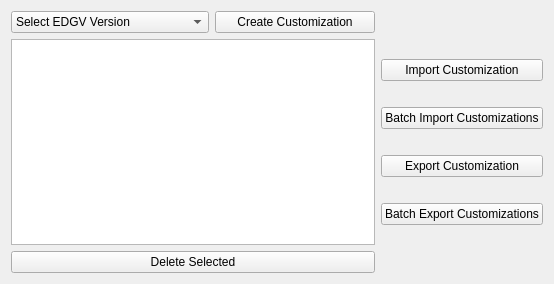
This is CustomWidgets/customizationManagerWidget.ui in dsgoficial/DsgTools as Qt 5 draws it before an edit. The edited form follows.
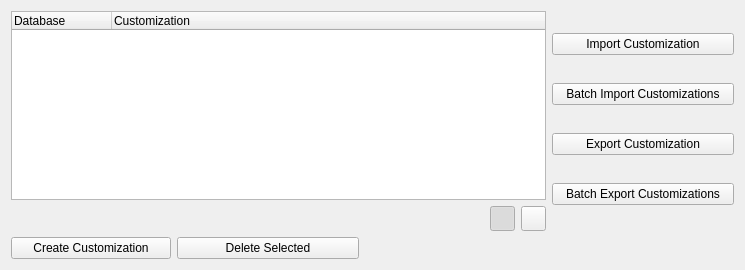
This is the edited form. Icons and pictures are not drawn.

The edit to the form file:
```diff
--- a/CustomWidgets/customizationManagerWidget.ui
+++ b/CustomWidgets/customizationManagerWidget.ui
@@ -6,8 +6,8 @@
    <rect>
     <x>0</x>
     <y>0</y>
-    <width>554</width>
-    <height>284</height>
+    <width>745</width>
+    <height>270</height>
    </rect>
   </property>
   <property name="sizePolicy">
@@ -19,73 +19,137 @@
   <property name="windowTitle">
    <string>Form</string>
   </property>
-  <layout class="QGridLayout" name="gridLayout">
-   <item row="0" column="0">
-    <layout class="QHBoxLayout" name="horizontalLayout_3">
-     <item>
-      <widget class="QComboBox" name="versionSelectionComboBox">
-       <item>
+  <layout class="QGridLayout" name="gridLayout_2">
+   <item row="0" column="0" colspan="3">
+    <layout class="QGridLayout" name="gridLayout">
+     <item row="0" column="0" colspan="2">
+      <widget class="QTreeWidget" name="permissionTreeWidget">
+       <property name="toolTip">
+        <string>Right click for options</string>
+       </property>
+       <attribute name="headerCascadingSectionResizes">
+        <bool>true</bool>
+       </attribute>
+       <attribute name="headerMinimumSectionSize">
+        <number>60</number>
+       </attribute>
+       <attribute name="headerStretchLastSection">
+        <bool>true</bool>
+       </attribute>
+       <column>
         <property name="text">
-         <string>Select EDGV Version</string>
+         <string>Database</string>
         </property>
-       </item>
-       <item>
+       </column>
+       <column>
         <property name="text">
-         <string>2.1.3</string>
+         <string>Customization</string>
         </property>
-       </item>
-       <item>
-        <property name="text">
-         <string>FTer_2a_Ed</string>
-        </property>
-       </item>
+       </column>
       </widget>
      </item>
-     <item>
-      <widget class="QPushButton" name="createPushButton">
-       <property name="sizePolicy">
-        <sizepolicy hsizetype="Fixed" vsizetype="Minimum">
-         <horstretch>0</horstretch>
-         <verstretch>0</verstretch>
-        </sizepolicy>
+     <item row="1" column="0">
+      <spacer name="horizontalSpacer">
+       <property name="orientation">
+        <enum>Qt::Horizontal</enum>
        </property>
-       <property name="maximumSize">
+       <property name="sizeHint" stdset="0">
         <size>
-         <width>160</width>
-         <height>25</height>
+         <width>388</width>
+         <height>20</height>
         </size>
        </property>
-       <property name="text">
-        <string>Create Customization</string>
-       </property>
-       <property name="icon">
-        <iconset resource="../resources.qrc">
-         <normaloff>:/plugins/DsgTools/icons/plus.png</normaloff>:/plugins/DsgTools/icons/plus.png</iconset>
-       </property>
-      </widget>
+      </spacer>
+     </item>
+     <item row="1" column="1">
+      <layout class="QHBoxLayout" name="horizontalLayout">
+       <item>
+        <widget class="QPushButton" name="databasePerspectivePushButton">
+         <property name="sizePolicy">
+          <sizepolicy hsizetype="Fixed" vsizetype="Fixed">
+           <horstretch>0</horstretch>
+           <verstretch>0</verstretch>
+          </sizepolicy>
+         </property>
+         <property name="minimumSize">
+          <size>
+           <width>25</width>
+           <height>25</height>
+          </size>
+         </property>
+         <property name="maximumSize">
+          <size>
+           <width>25</width>
+           <height>25</height>
+          </size>
+         </property>
+         <property name="toolTip">
+          <string>View Database Perspective</string>
+         </property>
+         <property name="text">
+          <string/>
+         </property>
+         <property name="icon">
+          <iconset resource="../resources.qrc">
+           <normaloff>:/plugins/DsgTools/icons/database.png</normaloff>:/plugins/DsgTools/icons/database.png</iconset>
+         </property>
+         <property name="checkable">
+          <bool>true</bool>
+         </property>
+         <property name="checked">
+          <bool>true</bool>
+         </property>
+         <property name="autoExclusive">
+          <bool>true</bool>
+         </property>
+         <property name="autoDefault">
+          <bool>false</bool>
+         </property>
+        </widget>
+       </item>
+       <item>
+        <widget class="QPushButton" name="userPerspectivePushButton">
+         <property name="sizePolicy">
+          <sizepolicy hsizetype="Fixed" vsizetype="Fixed">
+           <horstretch>0</horstretch>
+           <verstretch>0</verstretch>
+          </sizepolicy>
+         </property>
+         <property name="minimumSize">
+          <size>
+           <width>25</width>
+           <height>25</height>
+          </size>
+         </property>
+         <property name="maximumSize">
+          <size>
+           <width>25</width>
+           <height>25</height>
+          </size>
+         </property>
+         <property name="toolTip">
+          <string extracomment="aaa">View User Perspective</string>
+         </property>
+         <property name="text">
+          <string/>
+         </property>
+         <property name="icon">
+          <iconset resource="../resources.qrc">
+           <normaloff>:/plugins/DsgTools/icons/manageUserProfiles.png</normaloff>:/plugins/DsgTools/icons/manageUserProfiles.png</iconset>
+         </property>
+         <property name="checkable">
+          <bool>true</bool>
+         </property>
+         <property name="autoExclusive">
+          <bool>true</bool>
+         </property>
+        </widget>
+       </item>
+      </layout>
      </item>
     </layout>
    </item>
-   <item row="1" column="0">
-    <widget class="QListWidget" name="customizationListWidget">
-     <property name="sizePolicy">
-      <sizepolicy hsizetype="MinimumExpanding" vsizetype="MinimumExpanding">
-       <horstretch>0</horstretch>
-       <verstretch>0</verstretch>
-      </sizepolicy>
-     </property>
-     <property name="maximumSize">
-      <size>
-       <width>10000</width>
-       <height>10000</height>
-      </size>
-     </property>
-     <property name="editTriggers">
-      <set>QAbstractItemView::CurrentChanged|QAbstractItemView::DoubleClicked|QAbstractItemView::EditKeyPressed|QAbstractItemView::SelectedClicked</set>
-     </property>
-    </widget>
-   </item>
-   <item row="1" column="1">
+   <item row="0" column="3">
     <layout class="QVBoxLayout" name="verticalLayout">
      <item>
       <widget class="QPushButton" name="importPushButton">
@@ -117,8 +181,37 @@
      </item>
     </layout>
    </item>
-   <item row="2" column="0">
+   <item row="1" column="0">
+    <widget class="QPushButton" name="createPushButton">
+     <property name="sizePolicy">
+      <sizepolicy hsizetype="Fixed" vsizetype="Minimum">
+       <horstretch>0</horstretch>
+       <verstretch>0</verstretch>
+      </sizepolicy>
+     </property>
+     <property name="maximumSize">
+      <size>
+       <width>160</width>
+       <height>25</height>
+      </size>
+     </property>
+     <property name="text">
+      <string>Create Customization</string>
+     </property>
+     <property name="icon">
+      <iconset resource="../resources.qrc">
+       <normaloff>:/plugins/DsgTools/icons/plus.png</normaloff>:/plugins/DsgTools/icons/plus.png</iconset>
+     </property>
+    </widget>
+   </item>
+   <item row="1" column="1">
     <widget class="QPushButton" name="deleteCustomizationPushButton">
+     <property name="maximumSize">
+      <size>
+       <width>16777215</width>
+       <height>25</height>
+      </size>
+     </property>
      <property name="text">
       <string>Delete Selected</string>
      </property>
```
